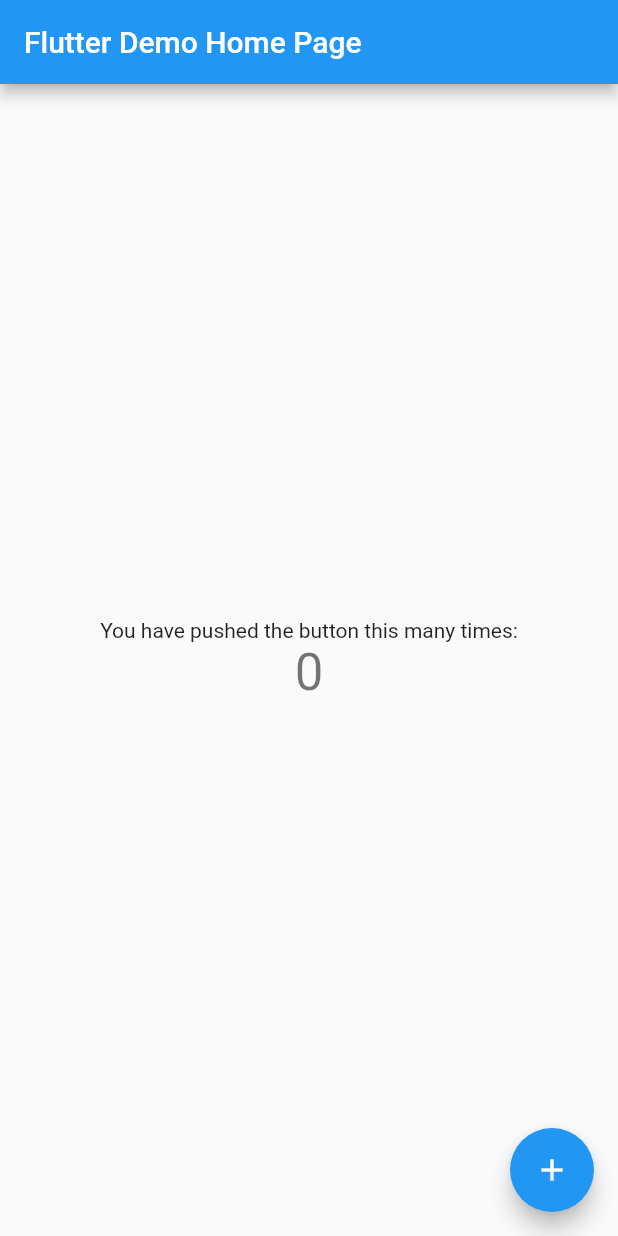
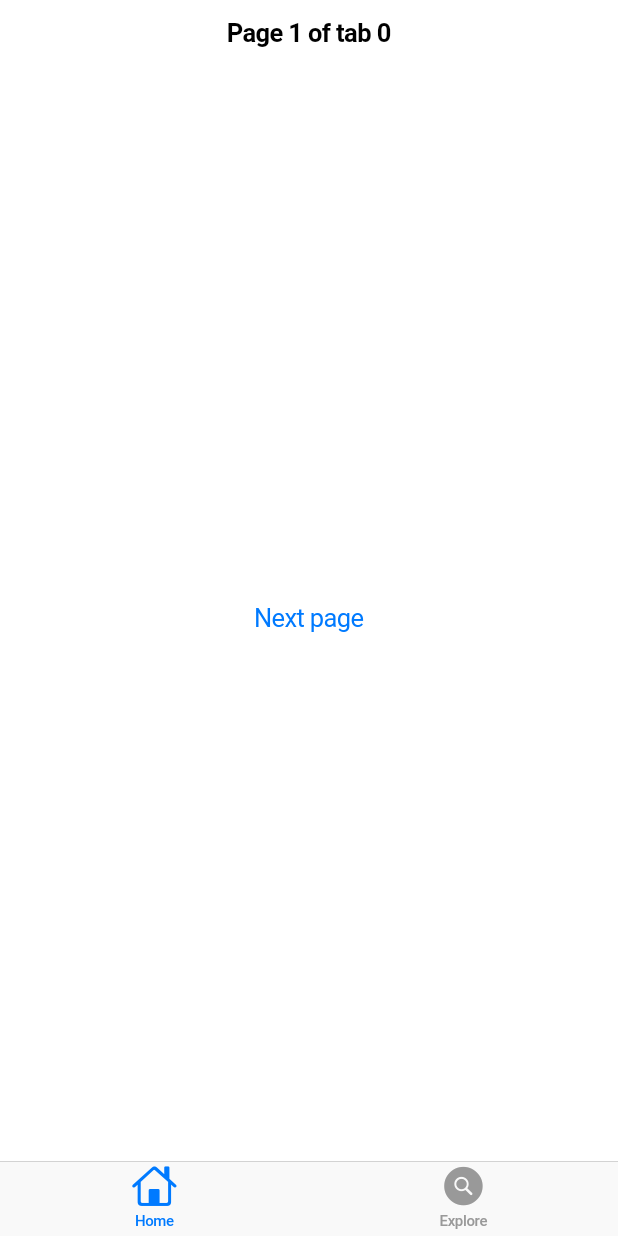
Before and after one commit to sukwony/flutter-clean-architecture, a Flutter app: the screen it shows after launch, on a phone screen of 412 x 824 dp. Run offline on Flutter 3.47's test engine with Material 2 defaults, Android fonts, the phone set to English and light mode, and no system bars.

Commit message:
scaffold from CupertinoTabScaffold (#5)

```diff
--- a/lib/main.dart
+++ b/lib/main.dart
@@ -1,115 +1,79 @@
-import 'package:flutter/material.dart';
+import 'package:flutter/cupertino.dart';
 
-void main() {
-  runApp(const MyApp());
-}
+void main() => runApp(const TabScaffoldApp());
 
-class MyApp extends StatelessWidget {
-  const MyApp({super.key});
+class TabScaffoldApp extends StatelessWidget {
+  const TabScaffoldApp({super.key});
 
-  // This widget is the root of your application.
   @override
   Widget build(BuildContext context) {
-    return MaterialApp(
-      title: 'Flutter Demo',
-      theme: ThemeData(
-        // This is the theme of your application.
-        //
-        // Try running your application with "flutter run". You'll see the
-        // application has a blue toolbar. Then, without quitting the app, try
-        // changing the primarySwatch below to Colors.green and then invoke
-        // "hot reload" (press "r" in the console where you ran "flutter run",
-        // or simply save your changes to "hot reload" in a Flutter IDE).
-        // Notice that the counter didn't reset back to zero; the application
-        // is not restarted.
-        primarySwatch: Colors.blue,
-      ),
-      home: const MyHomePage(title: 'Flutter Demo Home Page'),
+    return const CupertinoApp(
+      theme: CupertinoThemeData(brightness: Brightness.light),
+      home: TabScaffoldExample(),
     );
   }
 }
 
-class MyHomePage extends StatefulWidget {
-  const MyHomePage({super.key, required this.title});
-
-  // This widget is the home page of your application. It is stateful, meaning
-  // that it has a State object (defined below) that contains fields that affect
-  // how it looks.
-
-  // This class is the configuration for the state. It holds the values (in this
-  // case the title) provided by the parent (in this case the App widget) and
-  // used by the build method of the State. Fields in a Widget subclass are
-  // always marked "final".
-
-  final String title;
+class TabScaffoldExample extends StatefulWidget {
+  const TabScaffoldExample({super.key});
 
   @override
-  State<MyHomePage> createState() => _MyHomePageState();
+  State<TabScaffoldExample> createState() => _TabScaffoldExampleState();
 }
 
-class _MyHomePageState extends State<MyHomePage> {
-  int _counter = 0;
-
-  void _incrementCounter() {
-    setState(() {
-      // This call to setState tells the Flutter framework that something has
-      // changed in this State, which causes it to rerun the build method below
-      // so that the display can reflect the updated values. If we changed
-      // _counter without calling setState(), then the build method would not be
-      // called again, and so nothing would appear to happen.
-      _counter++;
-    });
-  }
-
+class _TabScaffoldExampleState extends State<TabScaffoldExample> {
   @override
   Widget build(BuildContext context) {
-    // This method is rerun every time setState is called, for instance as done
-    // by the _incrementCounter method above.
-    //
-    // The Flutter framework has been optimized to make rerunning build methods
-    // fast, so that you can just rebuild anything that needs updating rather
-    // than having to individually change instances of widgets.
-    return Scaffold(
-      appBar: AppBar(
-        // Here we take the value from the MyHomePage object that was created by
-        // the App.build method, and use it to set our appbar title.
-        title: Text(widget.title),
+    return CupertinoTabScaffold(
+      tabBar: CupertinoTabBar(
+        items: const <BottomNavigationBarItem>[
+          BottomNavigationBarItem(
+            icon: Icon(CupertinoIcons.home),
+            label: 'Home',
+          ),
+          BottomNavigationBarItem(
+            icon: Icon(CupertinoIcons.search_circle_fill),
+            label: 'Explore',
+          ),
+        ],
       ),
-      body: Center(
-        // Center is a layout widget. It takes a single child and positions it
-        // in the middle of the parent.
-        child: Column(
-          // Column is also a layout widget. It takes a list of children and
-          // arranges them vertically. By default, it sizes itself to fit its
-          // children horizontally, and tries to be as tall as its parent.
-          //
-          // Invoke "debug painting" (press "p" in the console, choose the
-          // "Toggle Debug Paint" action from the Flutter Inspector in Android
-          // Studio, or the "Toggle Debug Paint" command in Visual Studio Code)
-          // to see the wireframe for each widget.
-          //
-          // Column has various properties to control how it sizes itself and
-          // how it positions its children. Here we use mainAxisAlignment to
-          // center the children vertically; the main axis here is the vertical
-          // axis because Columns are vertical (the cross axis would be
-          // horizontal).
-          mainAxisAlignment: MainAxisAlignment.center,
-          children: <Widget>[
-            const Text(
-              'You have pushed the button this many times:',
-            ),
-            Text(
-              '$_counter',
-              style: Theme.of(context).textTheme.headlineMedium,
-            ),
-          ],
-        ),
-      ),
-      floatingActionButton: FloatingActionButton(
-        onPressed: _incrementCounter,
-        tooltip: 'Increment',
-        child: const Icon(Icons.add),
-      ), // This trailing comma makes auto-formatting nicer for build methods.
+      tabBuilder: (BuildContext context, int index) {
+        return CupertinoTabView(
+          builder: (BuildContext context) {
+            return CupertinoPageScaffold(
+              navigationBar: CupertinoNavigationBar(
+                middle: Text('Page 1 of tab $index'),
+              ),
+              child: Center(
+                child: CupertinoButton(
+                  child: const Text('Next page'),
+                  onPressed: () {
+                    Navigator.of(context).push(
+                      CupertinoPageRoute<void>(
+                        builder: (BuildContext context) {
+                          return CupertinoPageScaffold(
+                            navigationBar: CupertinoNavigationBar(
+                              middle: Text('Page 2 of tab $index'),
+                            ),
+                            child: Center(
+                              child: CupertinoButton(
+                                child: const Text('Back'),
+                                onPressed: () {
+                                  Navigator.of(context).pop();
+                                },
+                              ),
+                            ),
+                          );
+                        },
+                      ),
+                    );
+                  },
+                ),
+              ),
+            );
+          },
+        );
+      },
     );
   }
 }
```
